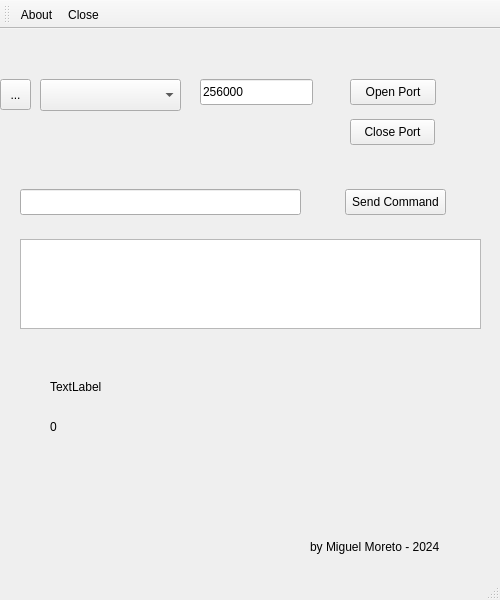
Before: the Qt Designer form mainwindow.ui in miguelmoreto/LD2410Bconfig, drawn with Qt 5.
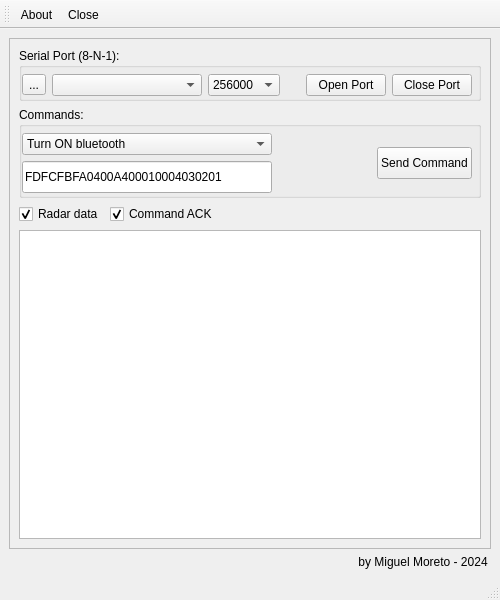
After: the same form once the commit is applied. Icons and pictures are not drawn.

Commit message: Parsed the data and ack frames. Send command working.

Diff of the .ui file:
```diff
--- a/mainwindow.ui
+++ b/mainwindow.ui
@@ -14,153 +14,362 @@
    <string>LD2410B Configuration Tool</string>
   </property>
   <widget class="QWidget" name="centralwidget">
-   <widget class="QTextEdit" name="textEditMessagesLog">
-    <property name="geometry">
-     <rect>
-      <x>20</x>
-      <y>210</y>
-      <width>461</width>
-      <height>90</height>
-     </rect>
-    </property>
-   </widget>
-   <widget class="QComboBox" name="comboSerial">
-    <property name="geometry">
-     <rect>
-      <x>40</x>
-      <y>50</y>
-      <width>141</width>
-      <height>32</height>
-     </rect>
-    </property>
-   </widget>
-   <widget class="QPushButton" name="btnOpenPort">
-    <property name="geometry">
-     <rect>
-      <x>350</x>
-      <y>50</y>
-      <width>86</width>
-      <height>26</height>
-     </rect>
-    </property>
-    <property name="text">
-     <string>Open Port</string>
-    </property>
-   </widget>
-   <widget class="QLabel" name="label">
-    <property name="geometry">
-     <rect>
-      <x>310</x>
-      <y>510</y>
-      <width>151</width>
-      <height>16</height>
-     </rect>
-    </property>
-    <property name="text">
-     <string>by Miguel Moreto - 2024</string>
-    </property>
-   </widget>
-   <widget class="QLineEdit" name="lineEditSendCmd">
-    <property name="geometry">
-     <rect>
-      <x>20</x>
-      <y>160</y>
-      <width>281</width>
-      <height>26</height>
-     </rect>
-    </property>
-   </widget>
-   <widget class="QPushButton" name="btnSendCmd">
-    <property name="geometry">
-     <rect>
-      <x>345</x>
-      <y>160</y>
-      <width>101</width>
-      <height>26</height>
-     </rect>
-    </property>
-    <property name="text">
-     <string>Send Command</string>
-    </property>
-   </widget>
-   <widget class="QLineEdit" name="lineEditBoud">
-    <property name="geometry">
-     <rect>
-      <x>200</x>
-      <y>50</y>
-      <width>113</width>
-      <height>26</height>
-     </rect>
-    </property>
-    <property name="inputMethodHints">
-     <set>Qt::ImhDigitsOnly</set>
-    </property>
-    <property name="text">
-     <string>256000</string>
-    </property>
-   </widget>
-   <widget class="QToolButton" name="btnSerialRefresh">
-    <property name="geometry">
-     <rect>
-      <x>0</x>
-      <y>50</y>
-      <width>31</width>
-      <height>31</height>
-     </rect>
-    </property>
-    <property name="toolTip">
-     <string>Refresh the list of serial ports.</string>
-    </property>
-    <property name="text">
-     <string>...</string>
-    </property>
-    <property name="icon">
-     <iconset resource="../pyLD2410B/images/images.qrc">
-      <normaloff>:/icons/refresh.png</normaloff>:/icons/refresh.png</iconset>
-    </property>
-   </widget>
-   <widget class="QLabel" name="labelbytes">
-    <property name="geometry">
-     <rect>
-      <x>50</x>
-      <y>350</y>
-      <width>281</width>
-      <height>16</height>
-     </rect>
-    </property>
-    <property name="text">
-     <string>TextLabel</string>
-    </property>
-   </widget>
-   <widget class="QLabel" name="labeltmp">
-    <property name="geometry">
-     <rect>
-      <x>50</x>
-      <y>390</y>
-      <width>54</width>
-      <height>15</height>
-     </rect>
-    </property>
-    <property name="text">
-     <string>0</string>
-    </property>
-    <property name="textFormat">
-     <enum>Qt::PlainText</enum>
-    </property>
-   </widget>
-   <widget class="QPushButton" name="btnClosePort">
-    <property name="geometry">
-     <rect>
-      <x>350</x>
-      <y>90</y>
-      <width>85</width>
-      <height>26</height>
-     </rect>
-    </property>
-    <property name="text">
-     <string>Close Port</string>
-    </property>
-   </widget>
+   <layout class="QVBoxLayout" name="verticalLayout_3">
+    <item>
+     <widget class="QFrame" name="frame">
+      <property name="frameShape">
+       <enum>QFrame::StyledPanel</enum>
+      </property>
+      <property name="frameShadow">
+       <enum>QFrame::Raised</enum>
+      </property>
+      <layout class="QVBoxLayout" name="verticalLayout_2">
+       <item>
+        <widget class="QGroupBox" name="groupBoxSerialPort">
+         <property name="title">
+          <string>Serial Port (8-N-1):</string>
+         </property>
+         <layout class="QHBoxLayout" name="horizontalLayout" stretch="0,0,0,0,0,0">
+          <property name="leftMargin">
+           <number>0</number>
+          </property>
+          <property name="topMargin">
+           <number>6</number>
+          </property>
+          <property name="rightMargin">
+           <number>6</number>
+          </property>
+          <property name="bottomMargin">
+           <number>2</number>
+          </property>
+          <item>
+           <widget class="QToolButton" name="btnSerialRefresh">
+            <property name="toolTip">
+             <string>Refresh the list of serial ports.</string>
+            </property>
+            <property name="text">
+             <string>...</string>
+            </property>
+            <property name="icon">
+             <iconset resource="../pyLD2410B/images/images.qrc">
+              <normaloff>:/icons/refresh.png</normaloff>:/icons/refresh.png</iconset>
+            </property>
+           </widget>
+          </item>
+          <item>
+           <widget class="QComboBox" name="comboSerial">
+            <property name="minimumSize">
+             <size>
+              <width>150</width>
+              <height>0</height>
+             </size>
+            </property>
+            <property name="maximumSize">
+             <size>
+              <width>200</width>
+              <height>16777215</height>
+             </size>
+            </property>
+            <property name="toolTip">
+             <string>Serial port</string>
+            </property>
+           </widget>
+          </item>
+          <item>
+           <widget class="QComboBox" name="comboBoxBaud">
+            <property name="toolTip">
+             <string>Serial baudrate [bps]</string>
+            </property>
+            <property name="currentIndex">
+             <number>6</number>
+            </property>
+            <item>
+             <property name="text">
+              <string>9600</string>
+             </property>
+            </item>
+            <item>
+             <property name="text">
+              <string>19200</string>
+             </property>
+            </item>
+            <item>
+             <property name="text">
+              <string>28400</string>
+             </property>
+            </item>
+            <item>
+             <property name="text">
+              <string>57600</string>
+             </property>
+            </item>
+            <item>
+             <property name="text">
+              <string>115200</string>
+             </property>
+            </item>
+            <item>
+             <property name="text">
+              <string>230400</string>
+             </property>
+            </item>
+            <item>
+             <property name="text">
+              <string>256000</string>
+             </property>
+            </item>
+            <item>
+             <property name="text">
+              <string>460800</string>
+             </property>
+            </item>
+           </widget>
+          </item>
+          <item>
+           <widget class="QLabel" name="label_3">
+            <property name="sizePolicy">
+             <sizepolicy hsizetype="Expanding" vsizetype="Preferred">
+              <horstretch>0</horstretch>
+              <verstretch>0</verstretch>
+             </sizepolicy>
+            </property>
+            <property name="text">
+             <string/>
+            </property>
+           </widget>
+          </item>
+          <item>
+           <widget class="QPushButton" name="btnOpenPort">
+            <property name="maximumSize">
+             <size>
+              <width>16777215</width>
+              <height>32</height>
+             </size>
+            </property>
+            <property name="toolTip">
+             <string>Open port and start monitoring.</string>
+            </property>
+            <property name="text">
+             <string>Open Port</string>
+            </property>
+           </widget>
+          </item>
+          <item>
+           <widget class="QPushButton" name="btnClosePort">
+            <property name="maximumSize">
+             <size>
+              <width>16777215</width>
+              <height>32</height>
+             </size>
+            </property>
+            <property name="toolTip">
+             <string>Close port and stop monitoring</string>
+            </property>
+            <property name="text">
+             <string>Close Port</string>
+            </property>
+           </widget>
+          </item>
+         </layout>
+        </widget>
+       </item>
+       <item>
+        <widget class="QGroupBox" name="groupBoxCommands">
+         <property name="title">
+          <string>Commands:</string>
+         </property>
+         <layout class="QHBoxLayout" name="horizontalLayout_2" stretch="0,1,0">
+          <property name="leftMargin">
+           <number>0</number>
+          </property>
+          <property name="topMargin">
+           <number>6</number>
+          </property>
+          <property name="rightMargin">
+           <number>6</number>
+          </property>
+          <property name="bottomMargin">
+           <number>2</number>
+          </property>
+          <item>
+           <layout class="QVBoxLayout" name="verticalLayout">
+            <item>
+             <widget class="QComboBox" name="comboBoxCommands">
+              <item>
+               <property name="text">
+                <string>Turn ON bluetooth</string>
+               </property>
+              </item>
+              <item>
+               <property name="text">
+                <string>Turn OFF bluetooth</string>
+               </property>
+              </item>
+              <item>
+               <property name="text">
+                <string>Restart the module</string>
+               </property>
+              </item>
+              <item>
+               <property name="text">
+                <string>Reset</string>
+               </property>
+              </item>
+              <item>
+               <property name="text">
+                <string>Read Firmware version</string>
+               </property>
+              </item>
+              <item>
+               <property name="text">
+                <string>Turn ON engineering mode</string>
+               </property>
+              </item>
+              <item>
+               <property name="text">
+                <string>Turn OFF engineering mode</string>
+               </property>
+              </item>
+              <item>
+               <property name="text">
+                <string>Set baudrate 9600</string>
+               </property>
+              </item>
+              <item>
+               <property name="text">
+                <string>Set baudrate 19200</string>
+               </property>
+              </item>
+              <item>
+               <property name="text">
+                <string>Set baudrate 38400</string>
+               </property>
+              </item>
+              <item>
+               <property name="text">
+                <string>Set baudrate 57600</string>
+               </property>
+              </item>
+              <item>
+               <property name="text">
+                <string>Set baudrate 115200</string>
+               </property>
+              </item>
+              <item>
+               <property name="text">
+                <string>Set baudrate 230400</string>
+               </property>
+              </item>
+              <item>
+               <property name="text">
+                <string>Set baudrate 256000</string>
+               </property>
+              </item>
+              <item>
+               <property name="text">
+                <string>Set baudrate 460800</string>
+               </property>
+              </item>
+             </widget>
+            </item>
+            <item>
+             <widget class="QLineEdit" name="lineEditSendCmd">
+              <property name="minimumSize">
+               <size>
+                <width>250</width>
+                <height>32</height>
+               </size>
+              </property>
+              <property name="maximumSize">
+               <size>
+                <width>16777215</width>
+                <height>32</height>
+               </size>
+              </property>
+              <property name="text">
+               <string>FDFCFBFA0400A400010004030201</string>
+              </property>
+             </widget>
+            </item>
+           </layout>
+          </item>
+          <item>
+           <widget class="QLabel" name="label_2">
+            <property name="text">
+             <string/>
+            </property>
+           </widget>
+          </item>
+          <item>
+           <widget class="QPushButton" name="btnSendCmd">
+            <property name="maximumSize">
+             <size>
+              <width>16777215</width>
+              <height>32</height>
+             </size>
+            </property>
+            <property name="text">
+             <string>Send Command</string>
+            </property>
+           </widget>
+          </item>
+         </layout>
+        </widget>
+       </item>
+       <item>
+        <layout class="QHBoxLayout" name="horizontalLayout_3">
+         <item>
+          <widget class="QCheckBox" name="checkBoxData">
+           <property name="text">
+            <string>Radar data</string>
+           </property>
+           <property name="checked">
+            <bool>true</bool>
+           </property>
+          </widget>
+         </item>
+         <item>
+          <widget class="QCheckBox" name="checkBoxAck">
+           <property name="text">
+            <string>Command ACK</string>
+           </property>
+           <property name="checked">
+            <bool>true</bool>
+           </property>
+          </widget>
+         </item>
+         <item>
+          <widget class="QLabel" name="label_4">
+           <property name="sizePolicy">
+            <sizepolicy hsizetype="Expanding" vsizetype="Preferred">
+             <horstretch>0</horstretch>
+             <verstretch>0</verstretch>
+            </sizepolicy>
+           </property>
+           <property name="text">
+            <string/>
+           </property>
+          </widget>
+         </item>
+        </layout>
+       </item>
+       <item>
+        <widget class="QTextEdit" name="textEditMessagesLog"/>
+       </item>
+      </layout>
+     </widget>
+    </item>
+    <item>
+     <widget class="QLabel" name="label">
+      <property name="text">
+       <string>by Miguel Moreto - 2024 </string>
+      </property>
+      <property name="alignment">
+       <set>Qt::AlignRight|Qt::AlignTrailing|Qt::AlignVCenter</set>
+      </property>
+     </widget>
+    </item>
+   </layout>
   </widget>
   <widget class="QStatusBar" name="statusbar"/>
   <widget class="QToolBar" name="toolBar">
```
The commit also changes 1 other file.
